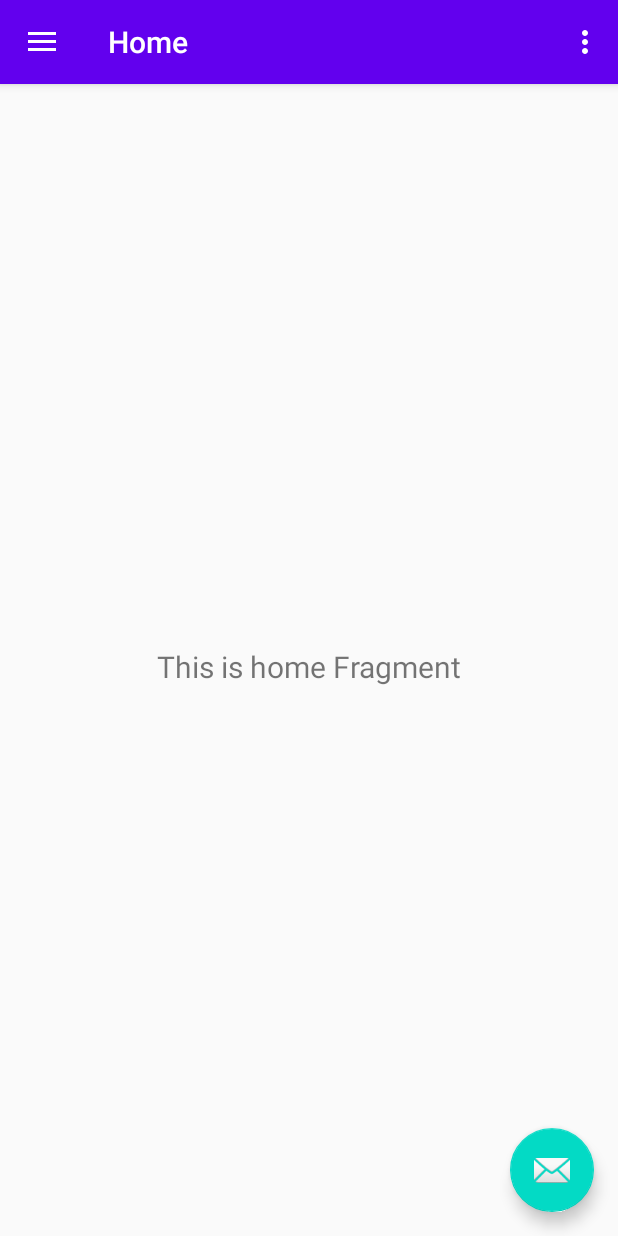
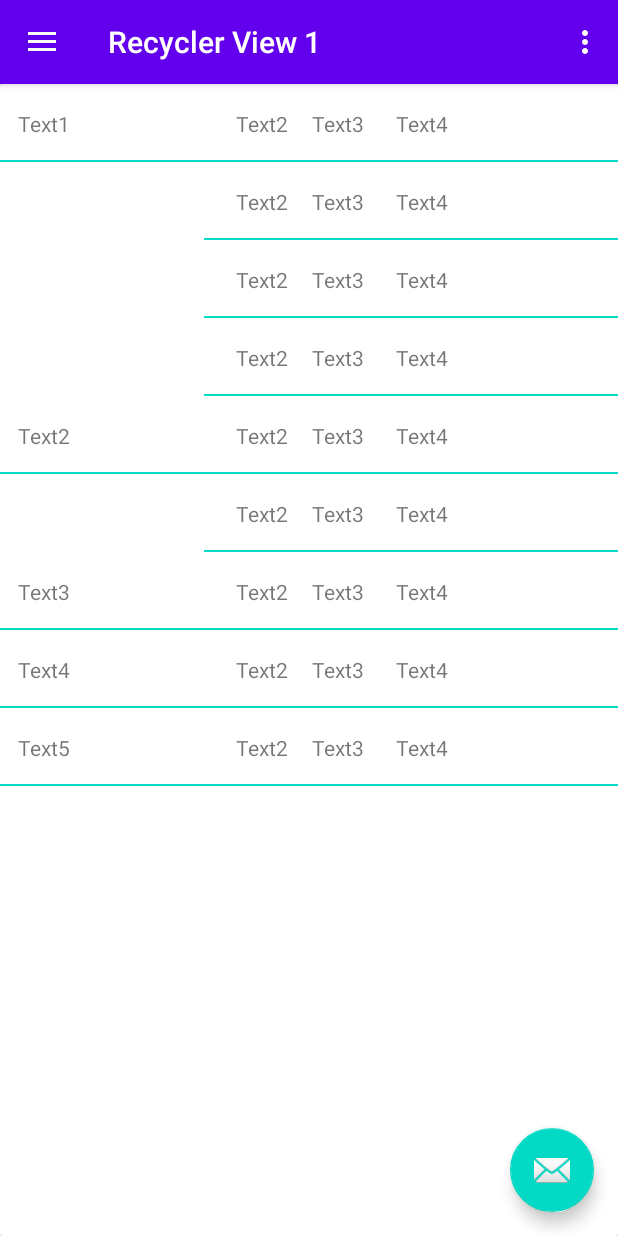
Before and after one commit to parmeshtoyou/MultiSampleApp, an Android app: the screen it shows after launch (MainActivity), on a phone screen of 412 x 824 dp. Run offline under Robolectric (Android 15) with nearby library versions, the phone set to English and light mode, and no system bars; our stand-ins replace navigation-ui.

Commit message:
added recycler view + adapter and view logic

```diff
--- a/app/build.gradle
+++ b/app/build.gradle
@@ -50,7 +50,9 @@ dependencies {
     implementation 'androidx.lifecycle:lifecycle-extensions:2.2.0'
     implementation 'androidx.navigation:navigation-fragment-ktx:2.2.2'
     implementation 'androidx.navigation:navigation-ui-ktx:2.2.2'
-    testImplementation 'junit:junit:4.12'
+    testImplementation 'junit:junit:4.13'
     androidTestImplementation 'androidx.test.ext:junit:1.1.1'
     androidTestImplementation 'androidx.test.espresso:espresso-core:3.2.0'
+    implementation 'androidx.cardview:cardview:1.0.0'
+    implementation 'androidx.recyclerview:recyclerview:1.1.0'
 }
--- /dev/null
+++ b/app/src/main/java/com/example/multisampleapp/model/ItemModel.kt
@@ -0,0 +1,3 @@
+package com.example.multisampleapp.model
+
+data class ItemModel(var text1: String, val text2: String, val text3: String, val text4: String)
--- a/app/src/main/java/com/example/multisampleapp/ui/home/HomeFragment.kt
+++ b/app/src/main/java/com/example/multisampleapp/ui/home/HomeFragment.kt
@@ -1,31 +1,47 @@
 package com.example.multisampleapp.ui.home
 
 import android.os.Bundle
-import android.view.LayoutInflater
 import android.view.View
-import android.view.ViewGroup
-import android.widget.TextView
 import androidx.fragment.app.Fragment
 import androidx.lifecycle.Observer
-import androidx.lifecycle.ViewModelProviders
+import androidx.lifecycle.ViewModelProvider
+import androidx.recyclerview.widget.LinearLayoutManager
 import com.example.multisampleapp.R
+import com.example.multisampleapp.model.ItemModel
+import kotlinx.android.synthetic.main.fragment_home.*
 
-class HomeFragment : Fragment() {
+class HomeFragment : Fragment(R.layout.fragment_home) {
 
     private lateinit var homeViewModel: HomeViewModel
+    private lateinit var listAdapter: ItemListAdapter
 
-    override fun onCreateView(
-            inflater: LayoutInflater,
-            container: ViewGroup?,
-            savedInstanceState: Bundle?
-    ): View? {
+    override fun onViewCreated(view: View, savedInstanceState: Bundle?) {
+        super.onViewCreated(view, savedInstanceState)
+        initView()
+        initViewModel()
+        observeItemList()
+    }
+
+    private fun initView() {
+        listAdapter = ItemListAdapter()
+        recyclerView1.apply {
+            layoutManager = LinearLayoutManager(requireContext())
+            adapter = listAdapter
+        }
+    }
+
+    private fun observeItemList() {
+        homeViewModel.dummyList.observe(viewLifecycleOwner, Observer {
+            updateRecyclerView(it)
+        })
+    }
+
+    private fun initViewModel() {
         homeViewModel =
-                ViewModelProviders.of(this).get(HomeViewModel::class.java)
-        val root = inflater.inflate(R.layout.fragment_home, container, false)
-        val textView: TextView = root.findViewById(R.id.text_home)
-        homeViewModel.text.observe(viewLifecycleOwner, Observer {
-            textView.text = it
-        })
-        return root
+            ViewModelProvider(this)[HomeViewModel::class.java]
+    }
+
+    private fun updateRecyclerView(itemList: List<ItemModel>) {
+        listAdapter.setData(itemList)
     }
 }
--- /dev/null
+++ b/app/src/main/java/com/example/multisampleapp/ui/home/HomeSecondFragment.java
@@ -0,0 +1,6 @@
+package com.example.multisampleapp.ui.home;
+
+import android.app.Fragment;
+
+public class HomeSecondFragment extends Fragment {
+}
--- a/app/src/main/java/com/example/multisampleapp/ui/home/HomeViewModel.kt
+++ b/app/src/main/java/com/example/multisampleapp/ui/home/HomeViewModel.kt
@@ -3,11 +3,47 @@ package com.example.multisampleapp.ui.home
 import androidx.lifecycle.LiveData
 import androidx.lifecycle.MutableLiveData
 import androidx.lifecycle.ViewModel
+import com.example.multisampleapp.model.ItemModel
 
 class HomeViewModel : ViewModel() {
 
-    private val _text = MutableLiveData<String>().apply {
-        value = "This is home Fragment"
+    private val _dummyItemList = MutableLiveData<List<ItemModel>>().apply {
+        value = getDummyLocationList()
     }
-    val text: LiveData<String> = _text
+
+    private fun getDummyLocationList(): List<ItemModel> {
+        return groupByText1(
+            listOf(
+                ItemModel("Text1", "Text2", "Text3", "Text4"),
+                ItemModel("Text1", "Text2", "Text3", "Text4"),
+                ItemModel("Text1", "Text2", "Text3", "Text4"),
+                ItemModel("Text1", "Text2", "Text3", "Text4"),
+                ItemModel("Text2", "Text2", "Text3", "Text4"),
+                ItemModel("Text2", "Text2", "Text3", "Text4"),
+                ItemModel("Text3", "Text2", "Text3", "Text4"),
+                ItemModel("Text4", "Text2", "Text3", "Text4"),
+                ItemModel("Text5", "Text2", "Text3", "Text4")
+            ).toMutableList()
+        )
+    }
+
+    private fun groupByText1(list: MutableList<ItemModel>): List<ItemModel> {
+        val groupByText1 = list.groupBy { it.text1 }
+        groupByText1.forEach { entry ->
+            entry.value.subList(1, entry.value.size).map { it.text1 = "" }
+        }
+
+        val mutableList = mutableListOf<ItemModel>()
+        groupByText1.forEach() { entry ->
+            entry.value.forEach {
+                mutableList.add(it)
+            }
+        }
+        mutableList.forEach {
+            println(it)
+        }
+        return mutableList
+    }
+
+    val dummyList: LiveData<List<ItemModel>> = _dummyItemList
 }
--- /dev/null
+++ b/app/src/main/java/com/example/multisampleapp/ui/home/ItemListAdapter.kt
@@ -0,0 +1,49 @@
+package com.example.multisampleapp.ui.home
+
+import android.view.LayoutInflater
+import android.view.View
+import android.view.ViewGroup
+import androidx.recyclerview.widget.RecyclerView
+import com.example.multisampleapp.R
+import com.example.multisampleapp.model.ItemModel
+import kotlinx.android.synthetic.main.recycler_view_item_layout.view.*
+
+class ItemListAdapter : RecyclerView.Adapter<ItemListAdapter.ViewHolder>() {
+
+    private var itemList = mutableListOf<ItemModel>()
+
+    class ViewHolder(view: View) : RecyclerView.ViewHolder(view) {
+        fun bindData(itemModel: ItemModel) {
+            itemView.textView2.text = itemModel.text1
+            itemView.textView3.text = itemModel.text2
+            itemView.textView4.text = itemModel.text3
+            itemView.textView5.text = itemModel.text4
+
+            if (itemModel.text1.isEmpty()) {
+                itemView.full_horizontal_line.visibility = View.INVISIBLE
+                itemView.half_horizontal_line.visibility = View.VISIBLE
+            } else {
+                itemView.full_horizontal_line.visibility = View.VISIBLE
+                itemView.half_horizontal_line.visibility = View.INVISIBLE
+            }
+        }
+    }
+
+    override fun onCreateViewHolder(parent: ViewGroup, viewType: Int): ViewHolder {
+        val itemView = LayoutInflater.from(parent.context)
+            .inflate(R.layout.recycler_view_item_layout, parent, false)
+        return ViewHolder(itemView)
+    }
+
+    override fun getItemCount() = itemList.size
+
+    override fun onBindViewHolder(holder: ViewHolder, position: Int) {
+        holder.bindData(itemList[position])
+    }
+
+    fun setData(listOfItem: List<ItemModel>) {
+        itemList.clear()
+        itemList = listOfItem.toMutableList()
+        notifyDataSetChanged()
+    }
+}
--- a/app/src/main/res/layout/fragment_home.xml
+++ b/app/src/main/res/layout/fragment_home.xml
@@ -1,22 +1,17 @@
 <?xml version="1.0" encoding="utf-8"?>
-<androidx.constraintlayout.widget.ConstraintLayout xmlns:android="http://schemas.android.com/apk/res/android"
-    xmlns:app="http://schemas.android.com/apk/res-auto"
+<androidx.cardview.widget.CardView xmlns:android="http://schemas.android.com/apk/res/android"
     xmlns:tools="http://schemas.android.com/tools"
     android:layout_width="match_parent"
     android:layout_height="match_parent"
     tools:context=".ui.home.HomeFragment">
 
-    <TextView
-        android:id="@+id/text_home"
+    <androidx.constraintlayout.widget.ConstraintLayout
         android:layout_width="match_parent"
-        android:layout_height="wrap_content"
-        android:layout_marginStart="8dp"
-        android:layout_marginTop="8dp"
-        android:layout_marginEnd="8dp"
-        android:textAlignment="center"
-        android:textSize="20sp"
-        app:layout_constraintBottom_toBottomOf="parent"
-        app:layout_constraintEnd_toEndOf="parent"
-        app:layout_constraintStart_toStartOf="parent"
-        app:layout_constraintTop_toTopOf="parent" />
-</androidx.constraintlayout.widget.ConstraintLayout>
+        android:layout_height="match_parent">
+
+        <androidx.recyclerview.widget.RecyclerView
+            android:id="@+id/recyclerView1"
+            android:layout_width="match_parent"
+            android:layout_height="match_parent" />
+    </androidx.constraintlayout.widget.ConstraintLayout>
+</androidx.cardview.widget.CardView>
--- /dev/null
+++ b/app/src/main/res/layout/fragment_home_second.xml
@@ -0,0 +1,6 @@
+<?xml version="1.0" encoding="utf-8"?>
+<androidx.constraintlayout.widget.ConstraintLayout
+    xmlns:android="http://schemas.android.com/apk/res/android" android:layout_width="match_parent"
+    android:layout_height="match_parent">
+
+</androidx.constraintlayout.widget.ConstraintLayout>
--- /dev/null
+++ b/app/src/main/res/layout/recycler_view_item_layout.xml
@@ -0,0 +1,66 @@
+<?xml version="1.0" encoding="utf-8"?>
+<androidx.constraintlayout.widget.ConstraintLayout xmlns:android="http://schemas.android.com/apk/res/android"
+    xmlns:tool="http://schemas.android.com/apk/res-auto"
+    xmlns:tools="http://schemas.android.com/tools"
+    android:layout_width="match_parent"
+    android:layout_height="52dp">
+
+    <TextView
+        android:id="@+id/textView2"
+        android:layout_width="wrap_content"
+        android:layout_height="wrap_content"
+        android:layout_marginStart="12dp"
+        android:layout_marginTop="16dp"
+        android:layout_marginBottom="16dp"
+        tool:layout_constraintBottom_toBottomOf="parent"
+        tool:layout_constraintStart_toStartOf="parent"
+        tool:layout_constraintTop_toTopOf="parent"
+        tools:text="Text1" />
+
+    <TextView
+        android:id="@+id/textView3"
+        android:layout_width="wrap_content"
+        android:layout_height="wrap_content"
+        android:layout_marginStart="157dp"
+        tool:layout_constraintBottom_toBottomOf="@id/textView2"
+        tool:layout_constraintStart_toStartOf="parent"
+        tool:layout_constraintTop_toTopOf="@id/textView2"
+        tools:text="Text2" />
+
+    <TextView
+        android:id="@+id/textView4"
+        android:layout_width="wrap_content"
+        android:layout_height="wrap_content"
+        android:layout_marginStart="208dp"
+        tool:layout_constraintBottom_toBottomOf="@id/textView3"
+        tool:layout_constraintStart_toStartOf="parent"
+        tool:layout_constraintTop_toTopOf="@id/textView3"
+        tools:text="Text3" />
+
+    <TextView
+        android:id="@+id/textView5"
+        android:layout_width="wrap_content"
+        android:layout_height="wrap_content"
+        android:layout_marginStart="264dp"
+        tool:layout_constraintBottom_toBottomOf="@id/textView4"
+        tool:layout_constraintStart_toStartOf="parent"
+        tool:layout_constraintTop_toTopOf="@id/textView4"
+        tools:text="Text4" />
+
+    <View
+        android:id="@+id/full_horizontal_line"
+        android:layout_width="match_parent"
+        android:layout_height="1dp"
+        android:background="@color/colorAccent"
+        tool:layout_constraintBottom_toBottomOf="parent" />
+
+    <View
+        android:id="@+id/half_horizontal_line"
+        android:layout_width="match_parent"
+        android:layout_height="1dp"
+        android:layout_marginStart="136dp"
+        android:background="@color/colorAccent"
+        android:visibility="invisible"
+        tool:layout_constraintBottom_toBottomOf="parent" />
+
+</androidx.constraintlayout.widget.ConstraintLayout>
--- a/app/src/main/res/menu/activity_main_drawer.xml
+++ b/app/src/main/res/menu/activity_main_drawer.xml
@@ -7,7 +7,7 @@
         <item
             android:id="@+id/nav_home"
             android:icon="@drawable/ic_menu_camera"
-            android:title="@string/menu_home" />
+            android:title="@string/menu_recycler_view_1" />
         <item
             android:id="@+id/nav_gallery"
             android:icon="@drawable/ic_menu_gallery"
--- a/app/src/main/res/navigation/mobile_navigation.xml
+++ b/app/src/main/res/navigation/mobile_navigation.xml
@@ -8,7 +8,7 @@
     <fragment
         android:id="@+id/nav_home"
         android:name="com.example.multisampleapp.ui.home.HomeFragment"
-        android:label="@string/menu_home"
+        android:label="@string/menu_recycler_view_1"
         tools:layout="@layout/fragment_home">
 
         <action
--- a/app/src/main/res/values/strings.xml
+++ b/app/src/main/res/values/strings.xml
@@ -7,7 +7,7 @@
     <string name="nav_header_desc">Navigation header</string>
     <string name="action_settings">Settings</string>
 
-    <string name="menu_home">Home</string>
+    <string name="menu_recycler_view_1">Recycler View 1</string>
     <string name="menu_gallery">Gallery</string>
     <string name="menu_slideshow">Slideshow</string>
 
```
